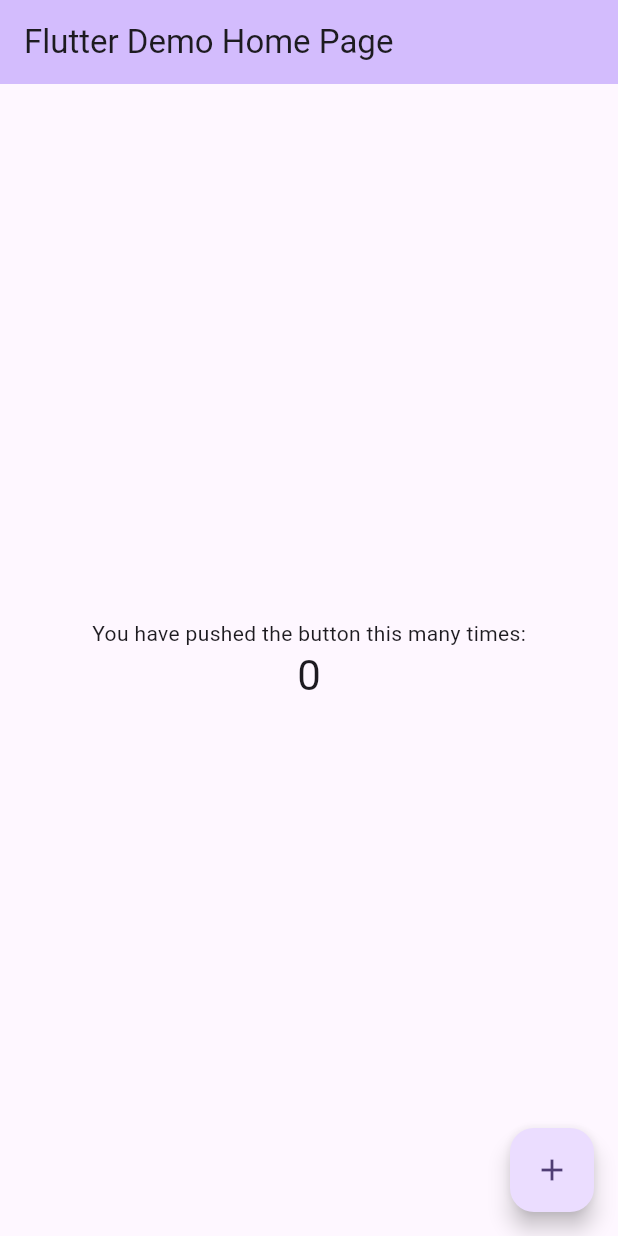
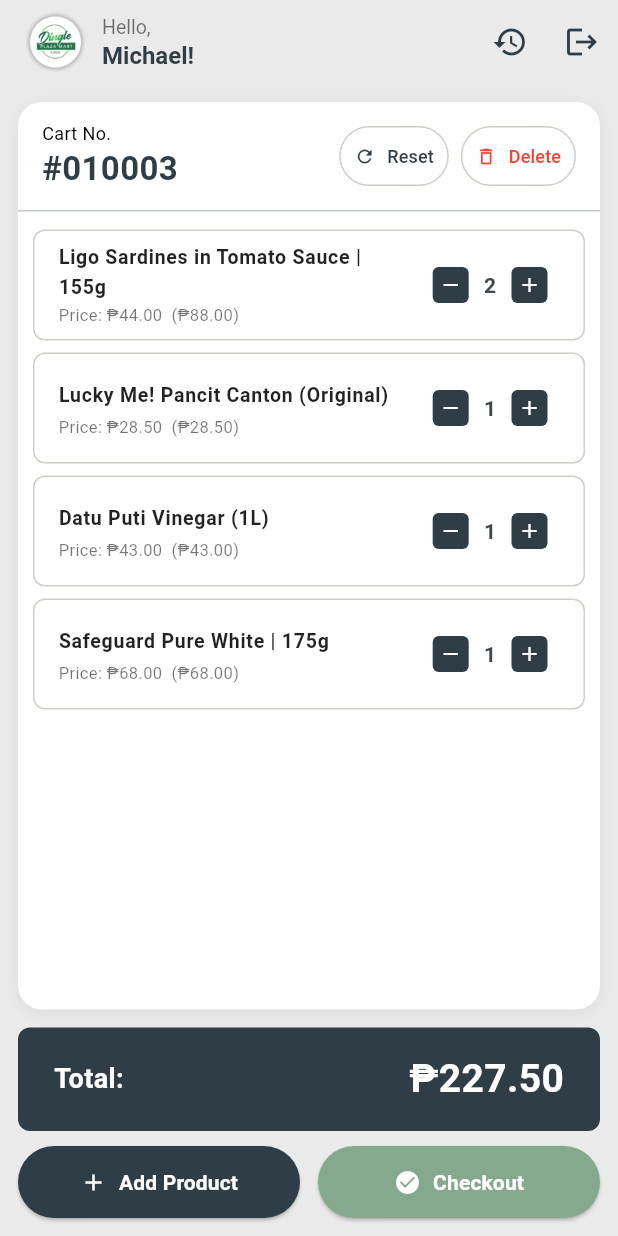
Before and after one commit to Emenjay/Mini-Grocery-System, a Flutter app: the screen it shows after launch, on a phone screen of 412 x 824 dp. Run offline on Flutter 3.47's test engine with Material 3 defaults, Android fonts, the phone set to English and light mode, and no system bars; project files that could hold a hidden picture were left out.

Commit message:
feat(POS): add cart screen with quantity controls, swipe-to-delete, and reset/delete; rename logo to avoid merge conflict; fix main.dart theme

```diff
--- a/frontend/lib/main.dart
+++ b/frontend/lib/main.dart
@@ -1,122 +1,23 @@
 import 'package:flutter/material.dart';
+import 'screens/pos/pos_screen.dart';
+import 'theme/colors.dart';
 
-void main() {
+void main(){
   runApp(const MyApp());
 }
 
-class MyApp extends StatelessWidget {
+class MyApp extends StatelessWidget{
   const MyApp({super.key});
 
-  // This widget is the root of your application.
   @override
-  Widget build(BuildContext context) {
+  Widget build(BuildContext context){
     return MaterialApp(
-      title: 'Flutter Demo',
+      title: 'Mini-Grocery-System',
+      debugShowCheckedModeBanner: false,
       theme: ThemeData(
-        // This is the theme of your application.
-        //
-        // TRY THIS: Try running your application with "flutter run". You'll see
-        // the application has a purple toolbar. Then, without quitting the app,
-        // try changing the seedColor in the colorScheme below to Colors.green
-        // and then invoke "hot reload" (save your changes or press the "hot
-        // reload" button in a Flutter-supported IDE, or press "r" if you used
-        // the command line to start the app).
-        //
-        // Notice that the counter didn't reset back to zero; the application
-        // state is not lost during the reload. To reset the state, use hot
-        // restart instead.
-        //
-        // This works for code too, not just values: Most code changes can be
-        // tested with just a hot reload.
-        colorScheme: .fromSeed(seedColor: Colors.deepPurple),
+        colorScheme: ColorScheme.fromSeed(seedColor: AppColors.primaryDarkTeal),
       ),
-      home: const MyHomePage(title: 'Flutter Demo Home Page'),
+      home: const PosScreen(),
     );
   }
 }
-
-class MyHomePage extends StatefulWidget {
-  const MyHomePage({super.key, required this.title});
-
-  // This widget is the home page of your application. It is stateful, meaning
-  // that it has a State object (defined below) that contains fields that affect
-  // how it looks.
-
-  // This class is the configuration for the state. It holds the values (in this
-  // case the title) provided by the parent (in this case the App widget) and
-  // used by the build method of the State. Fields in a Widget subclass are
-  // always marked "final".
-
-  final String title;
-
-  @override
-  State<MyHomePage> createState() => _MyHomePageState();
-}
-
-class _MyHomePageState extends State<MyHomePage> {
-  int _counter = 0;
-
-  void _incrementCounter() {
-    setState(() {
-      // This call to setState tells the Flutter framework that something has
-      // changed in this State, which causes it to rerun the build method below
-      // so that the display can reflect the updated values. If we changed
-      // _counter without calling setState(), then the build method would not be
-      // called again, and so nothing would appear to happen.
-      _counter++;
-    });
-  }
-
-  @override
-  Widget build(BuildContext context) {
-    // This method is rerun every time setState is called, for instance as done
-    // by the _incrementCounter method above.
-    //
-    // The Flutter framework has been optimized to make rerunning build methods
-    // fast, so that you can just rebuild anything that needs updating rather
-    // than having to individually change instances of widgets.
-    return Scaffold(
-      appBar: AppBar(
-        // TRY THIS: Try changing the color here to a specific color (to
-        // Colors.amber, perhaps?) and trigger a hot reload to see the AppBar
-        // change color while the other colors stay the same.
-        backgroundColor: Theme.of(context).colorScheme.inversePrimary,
-        // Here we take the value from the MyHomePage object that was created by
-        // the App.build method, and use it to set our appbar title.
-        title: Text(widget.title),
-      ),
-      body: Center(
-        // Center is a layout widget. It takes a single child and positions it
-        // in the middle of the parent.
-        child: Column(
-          // Column is also a layout widget. It takes a list of children and
-          // arranges them vertically. By default, it sizes itself to fit its
-          // children horizontally, and tries to be as tall as its parent.
-          //
-          // Column has various properties to control how it sizes itself and
-          // how it positions its children. Here we use mainAxisAlignment to
-          // center the children vertically; the main axis here is the vertical
-          // axis because Columns are vertical (the cross axis would be
-          // horizontal).
-          //
-          // TRY THIS: Invoke "debug painting" (choose the "Toggle Debug Paint"
-          // action in the IDE, or press "p" in the console), to see the
-          // wireframe for each widget.
-          mainAxisAlignment: .center,
-          children: [
-            const Text('You have pushed the button this many times:'),
-            Text(
-              '$_counter',
-              style: Theme.of(context).textTheme.headlineMedium,
-            ),
-          ],
-        ),
-      ),
-      floatingActionButton: FloatingActionButton(
-        onPressed: _incrementCounter,
-        tooltip: 'Increment',
-        child: const Icon(Icons.add),
-      ),
-    );
-  }
-}
--- /dev/null
+++ b/frontend/lib/screens/pos/pos_screen.dart
@@ -0,0 +1,288 @@
+import 'package:flutter/material.dart';
+import '../../theme/colors.dart';
+
+class PosScreen extends StatefulWidget{
+  const PosScreen({super.key});
+
+  @override
+  State<PosScreen> createState() => _PosScreenState();
+}
+
+class _PosScreenState extends State<PosScreen>{
+  List<Map<String, dynamic>> cartItems = [
+    {'name': 'Ligo Sardines in Tomato Sauce | 155g', 'price': 44.00, 'quantity': 2},
+    {'name': 'Lucky Me! Pancit Canton (Original)', 'price': 28.50, 'quantity': 1},
+    {'name': 'Datu Puti Vinegar (1L)', 'price': 43.00, 'quantity': 1},
+    {'name': 'Safeguard Pure White | 175g', 'price': 68.00, 'quantity': 1},
+  ];
+
+  // total cart value - summing (price × quantity) for all items
+  double get total => cartItems.fold(
+    0, (sum, item) => sum + (item['price'] * item['quantity']));
+
+  void _increaseQty(int index) => setState(() => cartItems[index]['quantity']++);
+  void _decreaseQty(int index) => setState(() {
+    if (cartItems[index]['quantity'] > 1) cartItems[index]['quantity']--;
+  });
+
+  void _deleteItem(int index) => setState(() => cartItems.removeAt(index));
+
+  // _resetCart & _deleteCart methods - both clear items locally
+  // TODO: needs to sync w backend later
+  void _resetCart() {
+    setState(() {
+      cartItems.clear();
+    });
+  }
+
+  void _deleteCart() {
+    setState(() {
+      cartItems.clear();
+    });
+  }
+
+
+  // reusable quantity adjustment button (+ / -)
+  Widget _qtyButton(IconData icon, VoidCallback onPressed){
+    return Container(
+      decoration: BoxDecoration(
+        color: AppColors.primaryDarkTeal,
+        borderRadius: BorderRadius.circular(4),
+      ),
+      child: InkWell(
+        onTap: onPressed,
+        child: Padding(
+          padding: const EdgeInsets.all(4),
+          child: Icon(icon, color: Colors.white, size: 16),
+        ),
+      ),
+    );
+  }
+
+
+  @override
+  Widget build(BuildContext context){
+    return Scaffold(
+      backgroundColor: AppColors.backgroundGray,
+      appBar: AppBar(
+        backgroundColor: AppColors.backgroundGray,
+        elevation: 0,
+        title: Row(
+          children: [
+            Image.asset(
+              'assets/images/logo_pos.png',
+              width: 42,
+              height: 42,
+            ),
+
+            const SizedBox(width: 10),
+            Column(
+              crossAxisAlignment: CrossAxisAlignment.start,
+              children: const [
+                Text('Hello,', style: TextStyle(fontSize: 13, color: Colors.black54)),
+                Text('Michael!', style: TextStyle(fontSize: 16, fontWeight: FontWeight.bold, color: AppColors.primaryDarkTeal)),
+              ],
+            ),
+          ],
+        ),
+
+        actions: [
+          IconButton(
+            icon: const Icon(Icons.history, color: AppColors.primaryDarkTeal),
+            // TODO: navigate to transaction history screen
+            onPressed: () {},
+          ),
+          IconButton(
+            icon: const Icon(Icons.logout, color: AppColors.primaryDarkTeal),
+            // TODO: implement logout confirmation
+            onPressed: () {},
+          ),
+        ],
+      ),
+
+
+      body: Column(
+        children: [
+          // cart container
+          Expanded(
+            child: Container(
+              margin: const EdgeInsets.fromLTRB(12, 12, 12, 0),
+              decoration: BoxDecoration(
+                color: AppColors.white,
+                borderRadius: BorderRadius.circular(16),
+                boxShadow: [
+                  BoxShadow(
+                    color: Colors.black.withValues(alpha: 0.06),
+                    blurRadius: 8,
+                    offset: const Offset(0, 2),
+                  ),
+                ],
+              ),
+              child: Column(
+                children: [
+                  // Cart no., reset button, & delete button
+                  Padding(
+                    padding: const EdgeInsets.symmetric(horizontal: 16, vertical: 12),
+                    child: Row(
+                      mainAxisAlignment: MainAxisAlignment.spaceBetween,
+                      children: [
+                        Column(
+                          crossAxisAlignment: CrossAxisAlignment.start,
+                          children: const [
+                            Text('Cart No.', style: TextStyle(fontSize: 12, color: Colors.black)),
+                            Text('#010003', style: TextStyle(fontSize: 22, fontWeight: FontWeight.bold, color: AppColors.primaryDarkTeal)),
+                          ],
+                        ),
+                        Row(
+                          children: [
+
+                            OutlinedButton.icon(
+                              icon: const Icon(Icons.refresh, size: 14, color: AppColors.primaryDarkTeal),
+                              label: const Text('Reset', style: TextStyle(fontSize: 12, color: AppColors.primaryDarkTeal)),
+                              style: OutlinedButton.styleFrom(
+                                side: const BorderSide(color: AppColors.surfaceLightGray),
+                                padding: const EdgeInsets.symmetric(horizontal: 10, vertical: 6),
+                              ),
+                              onPressed:  _resetCart,
+                            ),
+
+                            const SizedBox(width: 8),
+                            OutlinedButton.icon(
+                              icon: const Icon(Icons.delete_outline, size: 14, color: Colors.red),
+                              label: const Text('Delete', style: TextStyle(fontSize: 12, color: Colors.red)),
+                              style: OutlinedButton.styleFrom(
+                                side: const BorderSide(color: AppColors.surfaceLightGray),
+                                padding: const EdgeInsets.symmetric(horizontal: 10, vertical: 6),
+                              ),
+                              onPressed: _deleteCart,
+                            ),
+                          ],
+                        ),
+                      ],
+                    ),
+                  ),
+
+                  const Divider(height: 1),
+
+                  // scrollable cart list with swipe‑to‑left to delete items (Dismissible)
+                  Expanded(
+                    child: ListView.builder(
+                      padding: const EdgeInsets.symmetric(horizontal: 10, vertical: 8),
+                      itemCount: cartItems.length,
+                      itemBuilder: (context, index){
+                        final item = cartItems[index];
+
+                        return Dismissible(
+                          key: Key(item['name']),
+                          direction: DismissDirection.endToStart,
+                          background: Container(
+                            margin: const EdgeInsets.symmetric(vertical: 4),
+                            decoration: BoxDecoration(
+                              color: Colors.red,
+                              borderRadius: BorderRadius.circular(8),
+                            ),
+                            alignment: Alignment.centerRight,
+                            padding: const EdgeInsets.only(right: 20),
+                            child: const Icon(Icons.delete, color: Colors.white),
+                          ),
+                          onDismissed: (_) => _deleteItem(index),
+                          child: Container(
+                            margin: const EdgeInsets.symmetric(vertical: 4),
+                            decoration: BoxDecoration(
+                              color: AppColors.white,
+                              border: Border.all(color: AppColors.surfaceLightGray),
+                              borderRadius: BorderRadius.circular(8),
+                            ),
+
+                            child: ListTile(
+                              title: Text(item['name'], style: const TextStyle(fontWeight: FontWeight.w600, fontSize: 13, color: Colors.black87)),
+
+                              // shows unit price and line total (price × quantity) for each cart item
+                              subtitle: Text(
+                                'Price: ₱${item['price'].toStringAsFixed(2)}  (₱${(item['price'] * item['quantity']).toStringAsFixed(2)})',
+                                style: const TextStyle(fontSize: 11, color: Colors.black54),
+                              ),
+                              trailing: Row(
+                                mainAxisSize: MainAxisSize.min,
+                                children: [
+                                  _qtyButton(Icons.remove, () => _decreaseQty(index)),
+                                  Padding(
+                                    padding: const EdgeInsets.symmetric(horizontal: 10),
+                                    child: Text('${item['quantity']}', style: const TextStyle(fontWeight: FontWeight.bold, fontSize: 14)),
+                                  ),
+                                  _qtyButton(Icons.add, () => _increaseQty(index)),
+                                ],
+                              ),
+                            ),
+                          ),
+                        );
+                      },
+                    ),
+                  ),
+                ],
+              ),
+            ),
+          ),
+
+          // total amount bar
+          Container(
+            width: double.infinity,
+            margin: const EdgeInsets.fromLTRB(12, 12, 12, 0),
+            decoration: BoxDecoration(
+              color: AppColors.primaryDarkTeal,
+              borderRadius: BorderRadius.circular(8),
+            ),
+            padding: const EdgeInsets.symmetric(horizontal: 24, vertical: 16),
+            child: Row(
+              mainAxisAlignment: MainAxisAlignment.spaceBetween,
+              children: [
+                const Text('Total:', style: TextStyle(color: Colors.white, fontSize: 18, fontWeight: FontWeight.bold)),
+                Text('₱${total.toStringAsFixed(2)}', style: const TextStyle(color: Colors.white, fontSize: 26, fontWeight: FontWeight.bold)),
+              ],
+            ),
+          ),
+
+          // add product & checkout buttons
+          Padding(
+            padding: const EdgeInsets.fromLTRB(12, 10, 12, 12),
+            child: Row(
+              children: [
+                Expanded(
+
+                  child: ElevatedButton.icon(
+                    style: ElevatedButton.styleFrom(
+                      backgroundColor: AppColors.primaryDarkTeal,
+                      shape: const StadiumBorder(),
+                      padding: const EdgeInsets.symmetric(vertical: 14),
+                    ),
+                    icon: const Icon(Icons.add, color: Colors.white),
+                    label: const Text('Add Product', style: TextStyle(color: Colors.white, fontWeight: FontWeight.bold)),
+
+                    // TODO: navigate to Inventory list screen
+                    onPressed: () {},
+                  ),
+                ),
+
+                const SizedBox(width: 12),
+                Expanded(
+                  child: ElevatedButton.icon(
+                    style: ElevatedButton.styleFrom(
+                      backgroundColor: AppColors.surfaceMint,
+                      shape: const StadiumBorder(),
+                      padding: const EdgeInsets.symmetric(vertical: 14),
+                    ),
+                    icon: const Icon(Icons.check_circle, color: Colors.white),
+                    label: const Text('Checkout', style: TextStyle(color: Colors.white, fontWeight: FontWeight.bold)),
+
+                    // TODO: navigate to payment options screen
+                    onPressed: () {},
+                  ),
+                ),
+              ],
+            ),
+          ),
+        ],
+      ),
+    );
+  }
+}
--- a/frontend/lib/theme/colors.dart
+++ b/frontend/lib/theme/colors.dart
@@ -10,4 +10,6 @@
   static const surfaceMint = Color(0xFF84A98C);
   static const surfaceLightGray = Color(0xFFCAD2C5);
   static const surfaceOffWhite = Color(0xFFFEFCF0);
+  static const white = Color(0xFFFFFFFF);
+  static const backgroundGray = Color(0xFFEAEAEA);
 }
```
Also changed, not shown: frontend/assets/images/logo_pos.png (added).
